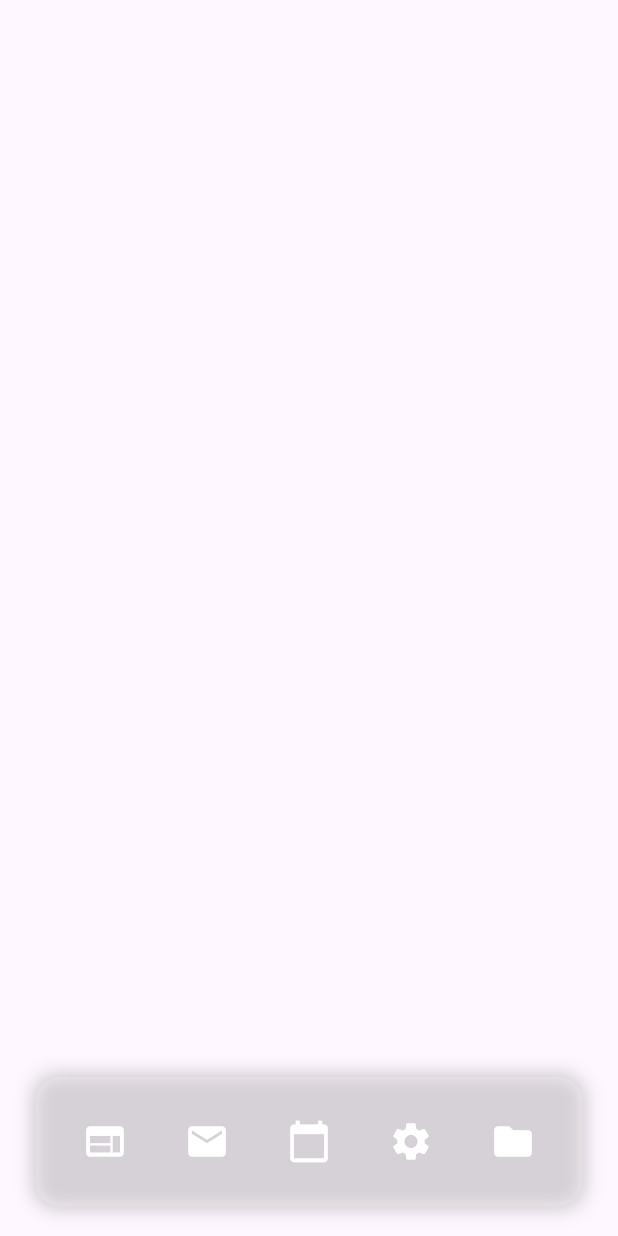
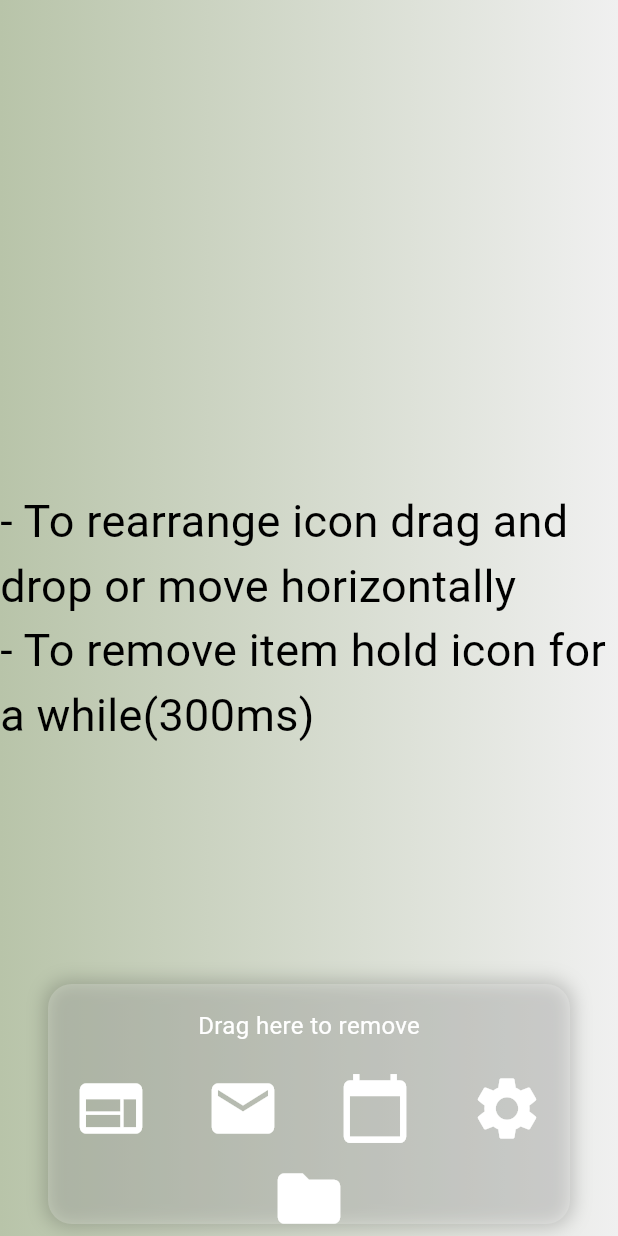
Before and after one commit to Yagnikkat/mac-dock-flutter, a Flutter app: the screen it shows after launch, on a phone screen of 412 x 824 dp. Run offline on Flutter 3.47's test engine with Material 3 defaults, Android fonts, the light colour scheme and no system bars; drawn by our look-alikes of reorderables.

Commit message:
-  icon position changing is now much smoother - added reorderable package and used ReorderableWrap for smooth transistion

```diff
--- a/lib/animated_dock.dart
+++ b/lib/animated_dock.dart
@@ -1,6 +1,6 @@
 import 'package:animated_dock/dock_item.dart';
 import 'package:flutter/material.dart';
-
+import 'package:reorderables/reorderables.dart';
 
 class MacDock extends StatefulWidget {
   const MacDock({super.key});
@@ -19,13 +19,62 @@ class _MacDockState extends State<MacDock> {
     DockItem(id: '5', icon: Icons.folder, label: 'Finder'),
   ];
 
+  // Reorder items in the dock
+  void reorderItems(int oldIndex, int newIndex) {
+    setState(() {
+      final item = dockItems.removeAt(oldIndex);
+      dockItems.insert(newIndex, item);
+    });
+  }
+
+  // Remove an item from the dock
+  void removeItem(String id) {
+    setState(() {
+      dockItems.removeWhere((item) => item.id == id);
+    });
+  }
+
   @override
   Widget build(BuildContext context) {
-    return Align(
+    return Scaffold(
+      backgroundColor: Colors.black,
+      body: Container(
+        decoration: const BoxDecoration(
+            gradient: LinearGradient(colors: [
+          Color(0xFFB8C4A9),
+          Color(0xFFF0F0F0),
+        ])),
+        child: Stack(
+          children: [
+            const Center(
+              child: Column(
+                mainAxisSize: MainAxisSize.min,
+                crossAxisAlignment: CrossAxisAlignment.start,
+                children: [
+                  Text(
+                    "- To rearrange icon drag and drop or move horizontally",
+                    style: TextStyle(color: Colors.black, fontSize: 30),
+                  ),
+                  Text(
+                    "- To remove item hold icon for a while(300ms) ",
+                    style: TextStyle(color: Colors.black, fontSize: 30),
+                  ),
+                ],
+              ),
+            ),
+            // Dock at the bottom
+            Align(
               alignment: Alignment.bottomCenter,
               child: Container(
-        margin: const EdgeInsets.only(bottom: 20),
-        padding: const EdgeInsets.symmetric(horizontal: 12, vertical: 8),
+                margin: const EdgeInsets.symmetric(horizontal: 20),
+                padding:
+                    const EdgeInsets.symmetric(horizontal: 12, vertical: 8),
+                child: Container(
+                  height: 160, // Fixed height for the ReorderableListView
+                  constraints: BoxConstraints(
+                    minWidth: MediaQuery.sizeOf(context).width * .15,
+                  ),
+                  child: Container(
                     decoration: BoxDecoration(
                       color: Colors.white.withOpacity(0.2),
                       borderRadius: BorderRadius.circular(16),
@@ -37,62 +86,88 @@ class _MacDockState extends State<MacDock> {
                         ),
                       ],
                     ),
-        child: Row(
-          mainAxisSize: MainAxisSize.min,
+                    child: ReorderableWrap(
+                      alignment: WrapAlignment.center,
+                      spacing: 20.0,
+                      runSpacing: 10.0,
+                      padding: const EdgeInsets.all(8),
+                      onReorder: reorderItems,
+                      enableReorder: true,
+                      runAlignment: WrapAlignment.center,
+                      header: [
+                        DragTarget<String>(
+                          onAcceptWithDetails: (id) {
+                            removeItem(
+                                id.data); // Remove the item when dropped here
+                          },
+                          builder: (context, candidates, rejects) {
+                            return Container(
+                              height: 40,
+                              color: candidates.isNotEmpty
+                                  ? Colors.red.withOpacity(0.3)
+                                  : Colors.transparent,
+                              alignment: Alignment.center,
+                              child: const Text(
+                                'Drag here to remove',
+                                style: TextStyle(
+                                    color: Colors.white, fontSize: 16),
+                              ),
+                            );
+                          },
+                        )
+                      ],
+                      needsLongPressDraggable: false,
+                      buildDraggableFeedback: (context, constraints, child) {
+                        return child;
+                      },
+                      onNoReorder: (int index) {
+                        //this callback is optional
+                        debugPrint(
+                            '${DateTime.now().toString().substring(5, 22)} reorder cancelled. index:$index');
+                      },
+                      onReorderStarted: (int index) {
+                        //this callback is optional
+                        debugPrint(
+                            '${DateTime.now().toString().substring(5, 22)} reorder started: index:$index');
+                      },
                       children: List.generate(
                         dockItems.length,
-            (index) => Draggable<String>(
-              data: dockItems[index].id,
-              feedback: Material(
+                        (index) {
+                          final item = dockItems[index];
+                          return MouseRegion(
+                            onEnter: (_) =>
+                                setState(() => hoveredIndex = index),
+                            onExit: (_) => setState(() => hoveredIndex = null),
+                            child: LongPressDraggable<String>(
+                              data: item.id,
+                              delay: const Duration(milliseconds: 300),
+                              feedback: _buildDragFeedback(item),
+                              childWhenDragging: _buildPlaceholder(),
+                              child: Material(
                                 color: Colors.transparent,
-                child: Icon(
-                  dockItems[index].icon,
-                  size: 50,
-                  color: Colors.white,
-                ),
-              ),
-              childWhenDragging: const SizedBox(width: 60),
-              onDragStarted: () {
-                setState(() {
-                  hoveredIndex = null;
-                });
-              },
-              onDraggableCanceled: (_, __) {
-                // Handle drag cancel if needed
-              },
-              onDragCompleted: () {
-                setState(() {
-                  dockItems.removeAt(index);
-                });
-              },
-              child: MouseRegion(
-                onEnter: (_) => setState(() => hoveredIndex = index),
-                onExit: (_) => setState(() => hoveredIndex = null),
                                 child: AnimatedContainer(
                                   duration: const Duration(milliseconds: 200),
-                  curve: Curves.easeInOut,
                                   width: 60,
-                  height: hoveredIndex == index ? 90 : 70,
-                  margin: const EdgeInsets.symmetric(horizontal: 4),
+                                  margin:
+                                      const EdgeInsets.symmetric(horizontal: 4),
                                   child: Column(
                                     mainAxisAlignment: MainAxisAlignment.center,
-                    crossAxisAlignment: CrossAxisAlignment.center,
                                     children: [
-                      AnimatedContainer(
-                        duration: const Duration(milliseconds: 200),
-                        curve: Curves.easeInOut,
-                        transform: Matrix4.identity()
-                          ..scale(hoveredIndex == index ? 1.2 : 1.0),
+                                      AnimatedScale(
+                                        scale:
+                                            hoveredIndex == index ? 1.4 : 1.0,
+                                        duration:
+                                            const Duration(milliseconds: 200),
                                         child: Icon(
-                          dockItems[index].icon,
-                          size: hoveredIndex == index ? 40 : 30,
+                                          item.icon,
+                                          size: 50,
                                           color: Colors.white,
                                         ),
                                       ),
                                       if (hoveredIndex == index) ...[
                                         const SizedBox(height: 4),
                                         Text(
-                          dockItems[index].label,
+                                          item.label,
                                           style: const TextStyle(
                                             color: Colors.white,
                                             fontSize: 12,
@@ -104,9 +179,48 @@ class _MacDockState extends State<MacDock> {
                                 ),
                               ),
                             ),
+                          );
+                        },
                       ),
+                    ),
+                  ),
+                ),
+              ),
+            ),
+          ],
         ),
       ),
     );
   }
+
+  // Drag feedback widget
+  Widget _buildDragFeedback(DockItem item) {
+    return Material(
+      color: Colors.transparent,
+      child: Container(
+        width: 60,
+        height: 90,
+        alignment: Alignment.center,
+        child: Column(
+          mainAxisAlignment: MainAxisAlignment.center,
+          children: [
+            Icon(item.icon, size: 40, color: Colors.white),
+            Text(
+              item.label,
+              style: const TextStyle(color: Colors.white, fontSize: 12),
+            ),
+          ],
+        ),
+      ),
+    );
   }
+
+  // Placeholder widget when dragging
+  Widget _buildPlaceholder() {
+    return Container(
+      width: 100,
+      height: 100,
+      color: Colors.transparent,
+    );
+  }
+}
```
Also changed, not shown: pubspec.yaml (+7 -3 lines). Lines whose indentation alone changed are shown as unchanged.
